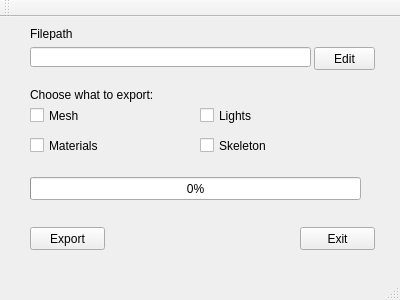
The window that ExportBBF/ExportBBF/mainwindow.ui (Chringo/Exporter) describes before a commit, drawn with Qt 5.
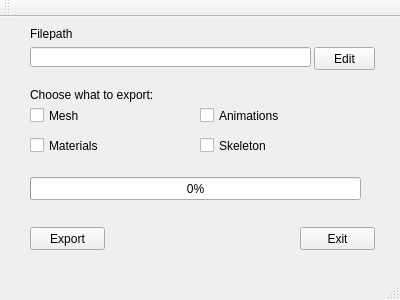
The same window after the commit.

```diff
--- a/ExportBBF/ExportBBF/mainwindow.ui
+++ b/ExportBBF/ExportBBF/mainwindow.ui
@@ -133,12 +133,12 @@
      <rect>
       <x>200</x>
       <y>90</y>
-      <width>70</width>
+      <width>91</width>
       <height>17</height>
      </rect>
     </property>
     <property name="text">
-     <string>Lights</string>
+     <string>Animations</string>
     </property>
    </widget>
    <widget class="QCheckBox" name="meshBox">
```
Left out of the diff: 2 changed lines with no effect on the pictures.
